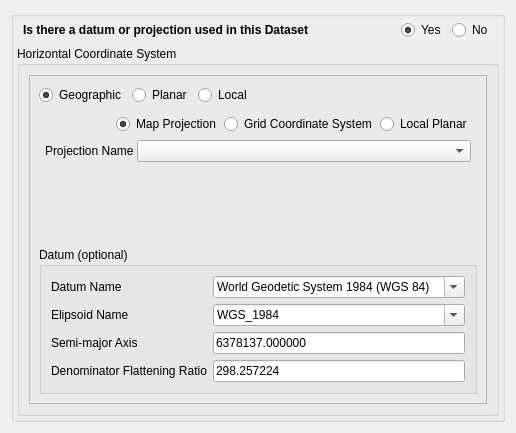
Qt form pymdwizard/gui/ui_files/spref.ui (DOI-USGS/fort-pymdwizard) before a commit.
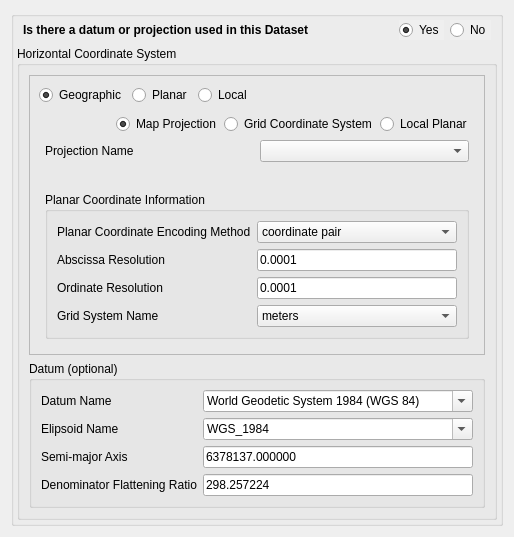
The same form after that commit. The open tabs and pages were chosen to show the change.

Commit message: Finish the spref UI

```diff
--- a/pymdwizard/gui/ui_files/spref.ui
+++ b/pymdwizard/gui/ui_files/spref.ui
@@ -7,7 +7,7 @@
     <x>0</x>
     <y>0</y>
     <width>496</width>
-    <height>433</height>
+    <height>512</height>
    </rect>
   </property>
   <property name="windowTitle">
@@ -345,16 +345,10 @@
                   <item>
                    <widget class="QStackedWidget" name="stack_planar">
                     <property name="currentIndex">
-                     <number>2</number>
+                     <number>0</number>
                     </property>
                     <widget class="QWidget" name="fgdc_mapproj">
-                     <layout class="QFormLayout" name="formLayout_2">
-                      <property name="horizontalSpacing">
-                       <number>3</number>
-                      </property>
-                      <property name="verticalSpacing">
-                       <number>3</number>
-                      </property>
+                     <layout class="QVBoxLayout" name="verticalLayout_7">
                       <property name="leftMargin">
                        <number>3</number>
                       </property>
@@ -367,22 +361,26 @@
                       <property name="bottomMargin">
                        <number>3</number>
                       </property>
-                      <item row="0" column="0">
+                      <item>
+                       <layout class="QHBoxLayout" name="horizontalLayout_4">
+                        <item>
                        <widget class="QLabel" name="label_4">
                         <property name="text">
                          <string>Projection Name</string>
                         </property>
                        </widget>
                       </item>
-                      <item row="0" column="1">
+                        <item>
                        <widget class="QComboBox" name="fgdc_mapprojn"/>
                       </item>
-                      <item row="1" column="1">
+                       </layout>
+                      </item>
+                      <item>
                        <widget class="QWidget" name="mapproj_contents" native="true">
                         <layout class="QFormLayout" name="formLayout_6"/>
                        </widget>
                       </item>
-                      <item row="2" column="1">
+                      <item>
                        <spacer name="verticalSpacer">
                         <property name="orientation">
                          <enum>Qt::Vertical</enum>
@@ -390,11 +388,100 @@
                         <property name="sizeHint" stdset="0">
                          <size>
                           <width>20</width>
-                          <height>40</height>
+                          <height>0</height>
                          </size>
                         </property>
                        </spacer>
                       </item>
+                      <item>
+                       <widget class="QGroupBox" name="groupBox">
+                        <property name="title">
+                         <string>Planar Coordinate Information</string>
+                        </property>
+                        <layout class="QFormLayout" name="formLayout_8">
+                         <item row="0" column="0">
+                          <widget class="QLabel" name="label_15">
+                           <property name="text">
+                            <string>Planar Coordinate Encoding Method</string>
+                           </property>
+                          </widget>
+                         </item>
+                         <item row="0" column="1">
+                          <widget class="QComboBox" name="fgdc_plance">
+                           <item>
+                            <property name="text">
+                             <string>coordinate pair</string>
+                            </property>
+                           </item>
+                           <item>
+                            <property name="text">
+                             <string>distance and bearing</string>
+                            </property>
+                           </item>
+                           <item>
+                            <property name="text">
+                             <string>row and column</string>
+                            </property>
+                           </item>
+                          </widget>
+                         </item>
+                         <item row="2" column="0">
+                          <widget class="QLabel" name="label_16">
+                           <property name="text">
+                            <string>Abscissa Resolution</string>
+                           </property>
+                          </widget>
+                         </item>
+                         <item row="2" column="1">
+                          <widget class="QLineEdit" name="fgdc_absres">
+                           <property name="text">
+                            <string>0.0001</string>
+                           </property>
+                          </widget>
+                         </item>
+                         <item row="3" column="0">
+                          <widget class="QLabel" name="label_17">
+                           <property name="text">
+                            <string>Ordinate Resolution</string>
+                           </property>
+                          </widget>
+                         </item>
+                         <item row="3" column="1">
+                          <widget class="QLineEdit" name="fgdc_ordres">
+                           <property name="text">
+                            <string>0.0001</string>
+                           </property>
+                          </widget>
+                         </item>
+                         <item row="4" column="0">
+                          <widget class="QLabel" name="label_18">
+                           <property name="text">
+                            <string>Grid System Name</string>
+                           </property>
+                          </widget>
+                         </item>
+                         <item row="4" column="1">
+                          <widget class="QComboBox" name="fgdc_plandu">
+                           <item>
+                            <property name="text">
+                             <string>meters</string>
+                            </property>
+                           </item>
+                           <item>
+                            <property name="text">
+                             <string>International feet</string>
+                            </property>
+                           </item>
+                           <item>
+                            <property name="text">
+                             <string>survey feet</string>
+                            </property>
+                           </item>
+                          </widget>
+                         </item>
+                        </layout>
+                       </widget>
+                      </item>
                      </layout>
                     </widget>
                     <widget class="QWidget" name="fgdc_gridsys">
@@ -407,38 +494,7 @@
                        </widget>
                       </item>
                       <item row="0" column="1">
-                       <widget class="QComboBox" name="fgdc_gridsysn">
-                        <item>
-                         <property name="text">
-                          <string>Universal Transverse Mercator</string>
-                         </property>
-                        </item>
-                        <item>
-                         <property name="text">
-                          <string>Universal Polar Stereographic</string>
-                         </property>
-                        </item>
-                        <item>
-                         <property name="text">
-                          <string>State Plane Coordinate System 1927</string>
-                         </property>
-                        </item>
-                        <item>
-                         <property name="text">
-                          <string>State Plane Coordinate System 1983</string>
-                         </property>
-                        </item>
-                        <item>
-                         <property name="text">
-                          <string>ARC Coordinate System</string>
-                         </property>
-                        </item>
-                        <item>
-                         <property name="text">
-                          <string>other grid system</string>
-                         </property>
-                        </item>
-                       </widget>
+                       <widget class="QComboBox" name="fgdc_gridsysn"/>
                       </item>
                      </layout>
                     </widget>
@@ -462,7 +518,7 @@
                        </widget>
                       </item>
                       <item row="1" column="1">
-                       <widget class="QLineEdit" name="fgdc_localgeo"/>
+                       <widget class="QLineEdit" name="fgdc_localpgi"/>
                       </item>
                      </layout>
                     </widget>
@@ -480,7 +536,7 @@
                    </widget>
                   </item>
                   <item row="0" column="1">
-                   <widget class="QLineEdit" name="fgdc_localdes_2"/>
+                   <widget class="QLineEdit" name="fgdc_localdes"/>
                   </item>
                   <item row="1" column="0">
                    <widget class="QLabel" name="label_14">
@@ -490,13 +546,16 @@
                    </widget>
                   </item>
                   <item row="1" column="1">
-                   <widget class="QLineEdit" name="fgdc_localgeo_2"/>
+                   <widget class="QLineEdit" name="fgdc_localgeo"/>
                   </item>
                  </layout>
                 </widget>
                </widget>
               </item>
              </layout>
+            </item>
+           </layout>
+          </widget>
             </item>
             <item>
              <widget class="QGroupBox" name="fgdc_geodetic">
@@ -594,9 +653,6 @@
                    <string>World Geodetic System 1984 (WGS 84)</string>
                   </property>
                  </item>
-                </widget>
-               </item>
-              </layout>
              </widget>
             </item>
            </layout>
```
Lines whose indentation alone changed are shown as unchanged. The commit also changes 2 other files.
